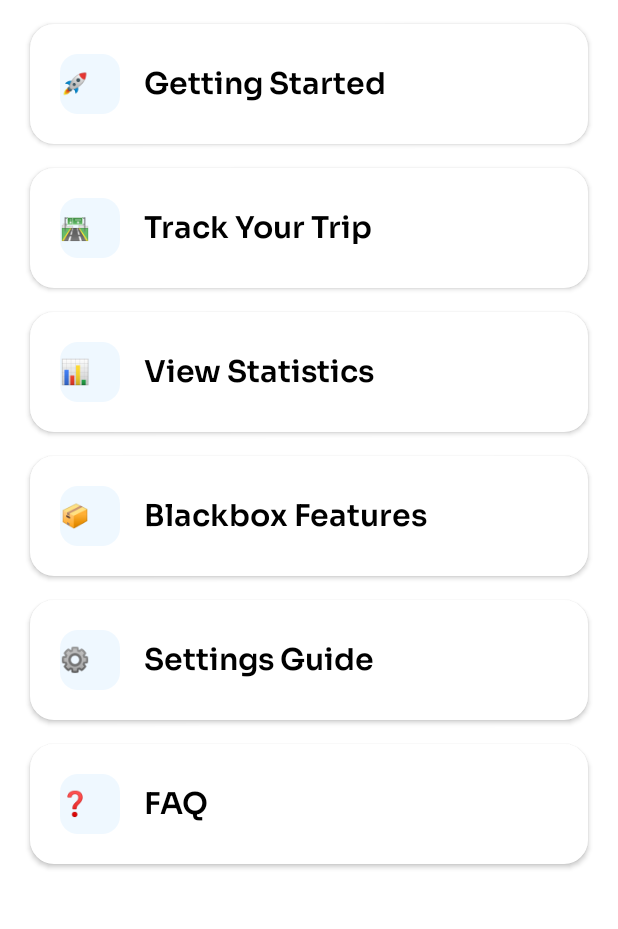
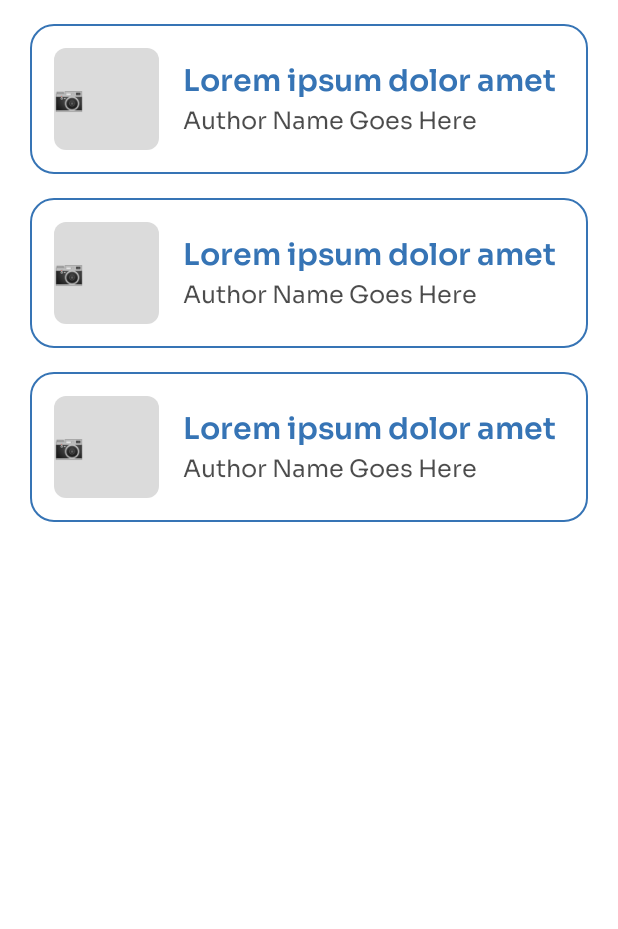
Before and after one commit to ggvndd/RideGuardCO2, an Android app built with Jetpack Compose: the @Preview function TutorialScreenPreview, on a phone screen of 412 x 824 dp, the part 159-1088 px from its top. Run offline under Robolectric (Android 15) with nearby library versions, the phone set to English and light mode, and no system bars.

Commit message:
feat: adjusted settings and tutorials

```diff
--- a/app/src/main/java/com/capstoneco2/rideguard/ui/components/TutorialComponents.kt
+++ b/app/src/main/java/com/capstoneco2/rideguard/ui/components/TutorialComponents.kt
@@ -1,8 +1,10 @@
 package com.capstoneco2.rideguard.ui.components
 
 import androidx.compose.foundation.background
+import androidx.compose.foundation.border
 import androidx.compose.foundation.layout.Arrangement
 import androidx.compose.foundation.layout.Box
+import androidx.compose.foundation.layout.Column
 import androidx.compose.foundation.layout.Row
 import androidx.compose.foundation.layout.Spacer
 import androidx.compose.foundation.layout.fillMaxSize
@@ -18,47 +20,75 @@ import androidx.compose.material3.MaterialTheme
 import androidx.compose.runtime.Composable
 import androidx.compose.ui.Alignment
 import androidx.compose.ui.Modifier
+import androidx.compose.ui.graphics.Color
 import androidx.compose.ui.unit.dp
+import com.capstoneco2.rideguard.ui.theme.Blue80
 
 @Composable
 fun TutorialItemCard(
     title: String,
-    icon: String,
+    author: String,
     onClick: () -> Unit
 ) {
     Card(
         modifier = Modifier
             .fillMaxWidth()
-            .height(80.dp),
+            .height(100.dp)
+            .border(
+                width = 1.dp,
+                color = Blue80,
+                shape = RoundedCornerShape(16.dp)
+            ),
         onClick = onClick,
         colors = CardDefaults.cardColors(
             containerColor = MaterialTheme.colorScheme.background
         ),
         shape = RoundedCornerShape(16.dp),
-        elevation = CardDefaults.cardElevation(defaultElevation = 2.dp)
+        elevation = CardDefaults.cardElevation(defaultElevation = 0.dp) // Remove drop shadow
     ) {
         Row(
             modifier = Modifier
                 .fillMaxSize()
-                .padding(horizontal = 20.dp),
+                .padding(16.dp),
             verticalAlignment = Alignment.CenterVertically,
             horizontalArrangement = Arrangement.Start
         ) {
+            // Picture placeholder on the left
             Box(
                 modifier = Modifier
-                    .size(40.dp)
+                    .size(70.dp)
                     .background(
-                        MaterialTheme.colorScheme.primary.copy(alpha = 0.1f),
-                        RoundedCornerShape(12.dp)
+                        Color.Gray.copy(alpha = 0.3f),
+                        RoundedCornerShape(8.dp)
                     ),
                 contentAlignment = Alignment.Center
             ) {
-                BodyText(text = icon)
+                BodyText(
+                    text = "📷", // Placeholder camera icon
+                    color = Color.Gray
+                )
             }
 
             Spacer(modifier = Modifier.width(16.dp))
 
-            SectionHeader(text = title)
+            // Title and author column
+            Column(
+                modifier = Modifier.weight(1f),
+                verticalArrangement = Arrangement.Center,
+                horizontalAlignment = Alignment.Start
+            ) {
+                SectionHeader(
+                    text = title,
+                    color = Blue80
+                )
+
+                Spacer(modifier = Modifier.height(4.dp))
+
+                BodyText(
+                    text = author,
+                    color = MaterialTheme.colorScheme.onBackground.copy(alpha = 0.7f)
+                )
+            }
         }
     }
 }
--- a/app/src/main/java/com/capstoneco2/rideguard/ui/screens/SettingsScreen.kt
+++ b/app/src/main/java/com/capstoneco2/rideguard/ui/screens/SettingsScreen.kt
@@ -23,6 +23,7 @@ import androidx.compose.material3.DropdownMenuItem
 import androidx.compose.material3.MaterialTheme
 import androidx.compose.material3.Switch
 import androidx.compose.material3.SwitchDefaults
+import androidx.compose.material3.Text
 import androidx.compose.runtime.Composable
 import androidx.compose.runtime.getValue
 import androidx.compose.runtime.mutableStateOf
@@ -115,19 +116,18 @@ fun SettingsScreen(
         }
 
         item {
-            // Notification Repeat Interval - Add as separate item to ensure proper layout
-            BodyText(
-                text = "Repeat Interval",
-                color = MaterialTheme.colorScheme.onBackground
-            )
-
-            Spacer(modifier = Modifier.height(8.dp))
-
-            // Dropdown Box - Right aligned
+            // Repeat Interval Row - Text and dropdown in same row
             Row(
                 modifier = Modifier.fillMaxWidth(),
-                horizontalArrangement = Arrangement.End
+                horizontalArrangement = Arrangement.SpaceBetween,
+                verticalAlignment = Alignment.CenterVertically
             ) {
+                Text(
+                    text = "Repeat Interval",
+                    style = MaterialTheme.typography.bodyLarge,
+                    color = MaterialTheme.colorScheme.onBackground
+                )
+
                 Box {
                     Box(
                         modifier = Modifier
@@ -138,8 +138,9 @@ fun SettingsScreen(
                             .clickable { showDropdown = true }
                             .padding(horizontal = 12.dp, vertical = 8.dp)
                     ) {
-                        BodyText(
+                        Text(
                             text = "$selectedInterval ▼",
+                            style = MaterialTheme.typography.bodyLarge,
                             color = Color.White
                         )
                     }
@@ -185,12 +186,10 @@ private fun UserProfileCard(
     onSignOutClick: () -> Unit
 ) {
     Column {
-        // Profile Label - Plain black text, left aligned
-        BodyText(
+        // Profile Label - Same size as Notifications section
+        SectionHeader(
             text = "Profile",
-            color = Color.Black,
-            textAlign = TextAlign.Start,
-            modifier = Modifier.fillMaxWidth()
+            textAlign = TextAlign.Start
         )
 
         Spacer(modifier = Modifier.height(16.dp))
--- a/app/src/main/java/com/capstoneco2/rideguard/ui/screens/TutorialScreen.kt
+++ b/app/src/main/java/com/capstoneco2/rideguard/ui/screens/TutorialScreen.kt
@@ -45,11 +45,11 @@ fun TutorialScreen() {
             )
         }
 
-        // Tutorial Items
+        // Tutorial Items - Updated with placeholders and author names
         items(getTutorialItems()) { tutorial ->
             TutorialItemCard(
                 title = tutorial.title,
-                icon = tutorial.icon,
+                author = tutorial.author,
                 onClick = { /* Handle tutorial click */ }
             )
         }
@@ -62,17 +62,14 @@ fun TutorialScreen() {
 
 data class SimpleTutorialItem(
     val title: String,
-    val icon: String
+    val author: String
 )
 
 fun getTutorialItems(): List<SimpleTutorialItem> {
     return listOf(
-        SimpleTutorialItem("Getting Started", "🚀"),
-        SimpleTutorialItem("Track Your Trip", "🛣️"),
-        SimpleTutorialItem("View Statistics", "📊"),
-        SimpleTutorialItem("Blackbox Features", "📦"),
-        SimpleTutorialItem("Settings Guide", "⚙️"),
-        SimpleTutorialItem("FAQ", "❓")
+        SimpleTutorialItem("Lorem ipsum dolor amet", "Author Name Goes Here"),
+        SimpleTutorialItem("Lorem ipsum dolor amet", "Author Name Goes Here"),
+        SimpleTutorialItem("Lorem ipsum dolor amet", "Author Name Goes Here")
     )
 }
 
```
